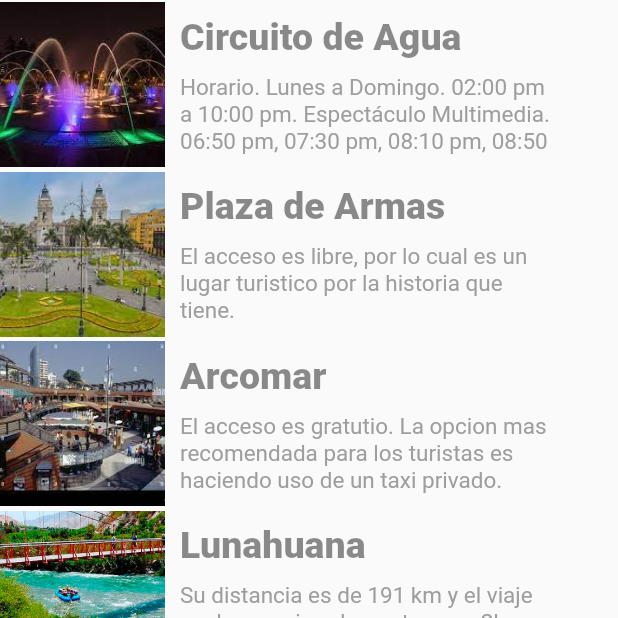
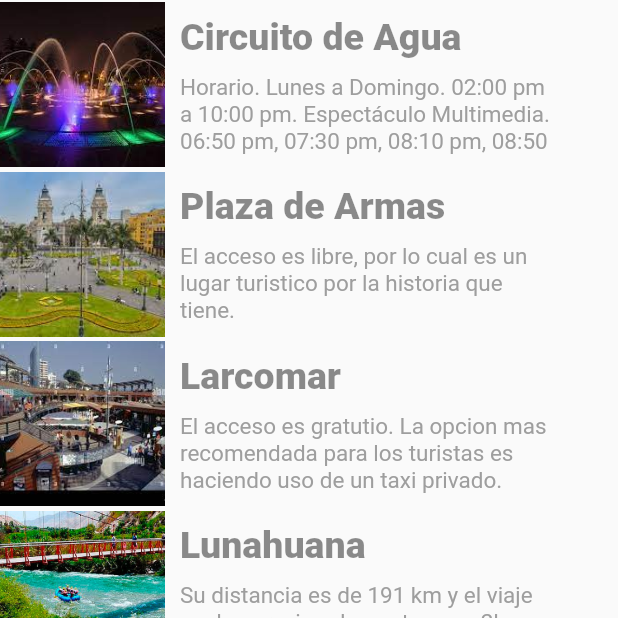
Before and after one commit to Sagender/Aplicativo-flutter, a Flutter app: the ListViewPage screen opened directly, on a phone screen of 412 x 824 dp, the top half of it. Run offline on Flutter 3.47's test engine with Material 2 defaults, Android fonts, the light colour scheme and no system bars; our stand-ins replace google_fonts.

Commit message:
Implementación de Aldo

```diff
--- a/app_resonance/lib/screens/details/doIt.dart
+++ b/app_resonance/lib/screens/details/doIt.dart
@@ -63,7 +63,7 @@ class _ListViewPageState extends State<ListViewPage> {
     //Rótulos
     "Circuito de Agua",
     "Plaza de Armas",
-    "Arcomar",
+    "Larcomar",
     "Lunahuana",
     "Canta",
     "Huaral",
```
Also changed, not shown: 1 other file.
